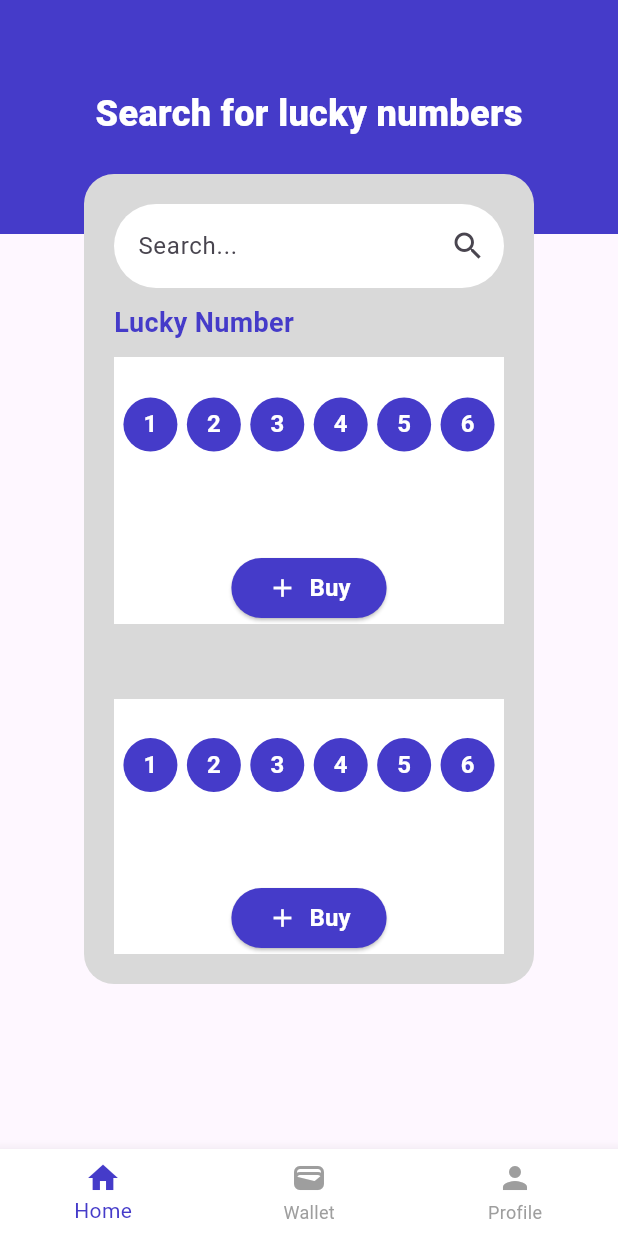
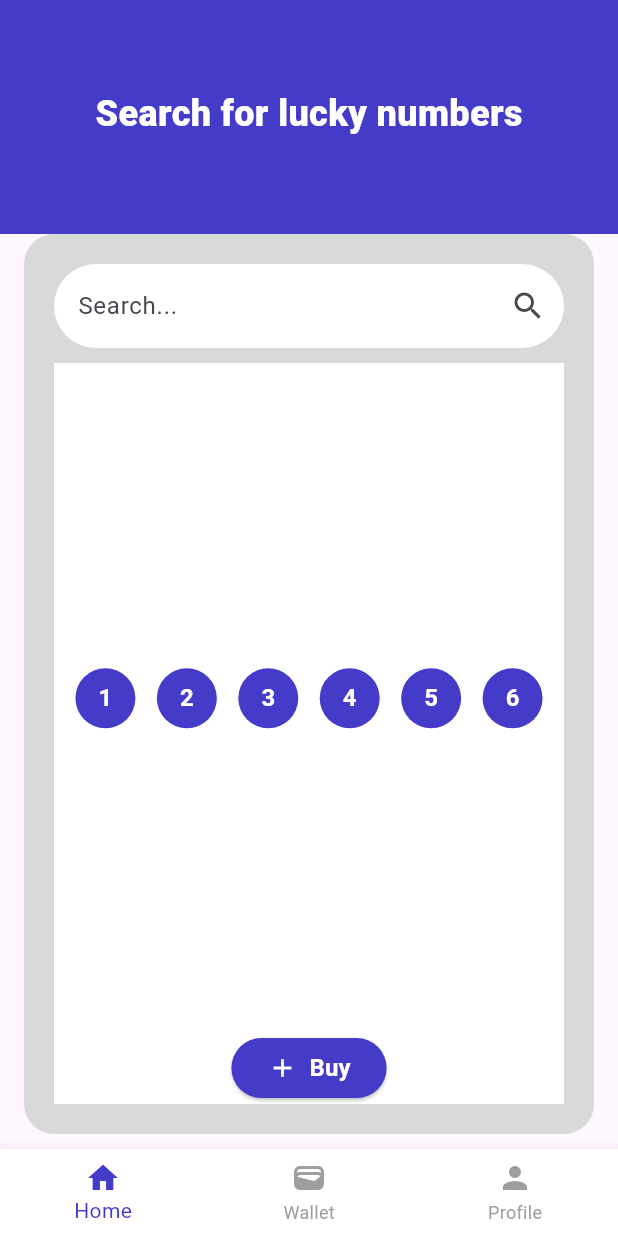
Before and after one commit to akarapon007/LottoApp, a Flutter app: the HomePage screen opened directly, on a phone screen of 412 x 824 dp. Run offline on Flutter 3.47's test engine with Material 3 defaults, Android fonts, the phone set to English and light mode, and no system bars.

```diff
--- a/lib/pages/home.dart
+++ b/lib/pages/home.dart
@@ -36,14 +36,13 @@ class HomePage extends StatelessWidget {
                       ),
                     ),
                   ),
-                  const SizedBox(height: 150),
                   Container(
                     decoration: BoxDecoration(
                       color: Color(0xFFD9D9D9),
                       borderRadius: BorderRadius.circular(20),
                     ),
-                    height: 350,
-                    width: 300,
+                    height: 600,
+                    width: 380,
                     child: Padding(
                       padding: const EdgeInsets.all(20.0),
                       child: Column(
@@ -55,12 +54,8 @@ class HomePage extends StatelessWidget {
                               filled: true,
                               fillColor: Colors.white,
                               border: InputBorder.none,
-                              focusedBorder: OutlineInputBorder(
-                                borderRadius: BorderRadius.circular(10.0),
-                                borderSide: BorderSide.none,
-                              ),
                               enabledBorder: OutlineInputBorder(
-                                borderRadius: BorderRadius.circular(10.0),
+                                borderRadius: BorderRadius.circular(50.0),
                                 borderSide: BorderSide.none,
                               ),
                             ),
@@ -74,12 +69,13 @@ class HomePage extends StatelessWidget {
                                 children: [
                                   Expanded(
                                     child: Padding(
-                                      padding: const EdgeInsets.only(top: 40.0),
+                                      padding: const EdgeInsets.only(top:1.0),
                                       child: Row(
-                                        mainAxisAlignment: MainAxisAlignment.spaceEvenly,
+                                        mainAxisAlignment:
+                                            MainAxisAlignment.spaceEvenly,
                                         children: List.generate(6, (index) {
                                           return CircleAvatar(
-                                            radius: 18, // Size of the circle
+                                            radius: 20, // Size of the circle
                                             backgroundColor: Color(0xFF453BC9),
                                             child: Text(
                                               '${index + 1}', // Replace with actual numbers
@@ -99,9 +95,11 @@ class HomePage extends StatelessWidget {
                                       print("Buy button pressed");
                                     },
                                     style: ElevatedButton.styleFrom(
-                                      backgroundColor: Color(0xFF453BC9), // Background color
+                                      backgroundColor:
+                                          Color(0xFF453BC9), // Background color
                                       shape: RoundedRectangleBorder(
-                                        borderRadius: BorderRadius.circular(40.0),
+                                        borderRadius:
+                                            BorderRadius.circular(40.0),
                                       ),
                                     ),
                                     child: Row(
@@ -136,118 +134,6 @@ class HomePage extends StatelessWidget {
               ),
             ),
           ),
-          Positioned(
-            top: 60,
-            left: MediaQuery.of(context).size.width * 0.5 - 150,
-            child: Container(
-              decoration: BoxDecoration(
-                color: Color(0xFFD9D9D9),
-                borderRadius: BorderRadius.circular(20),
-              ),
-              height: 350,
-              width: 300,
-              child: Padding(
-                padding: const EdgeInsets.all(20.0),
-                child: Column(
-                  children: [
-                    TextField(
-                      decoration: InputDecoration(
-                        hintText: 'Search...',
-                        suffixIcon: Icon(Icons.search),
-                        filled: true,
-                        fillColor: Colors.white,
-                        border: InputBorder.none,
-                        focusedBorder: OutlineInputBorder(
-                          borderRadius: BorderRadius.circular(10.0),
-                          borderSide: BorderSide.none,
-                        ),
-                        enabledBorder: OutlineInputBorder(
-                          borderRadius: BorderRadius.circular(40.0),
-                          borderSide: BorderSide.none,
-                        ),
-                      ),
-                    ),
-                    const SizedBox(height: 10),
-                    const Align(
-                      alignment: Alignment.centerLeft,
-                      child: Text(
-                        'Lucky Number',
-                        style: TextStyle(
-                          fontSize: 18,
-                          fontWeight: FontWeight.bold,
-                          color: Color(0xFF453BC9),
-                        ),
-                      ),
-                    ),
-                    const SizedBox(height: 10),
-                    Expanded(
-                      child: Container(
-                        color: Color(0xFFFFFFFF),
-                        width: double.infinity,
-                        child: Column(
-                          children: [
-                            Expanded(
-                              child: Padding(
-                                padding: const EdgeInsets.only(bottom: 40.0),
-                                child: Row(
-                                  mainAxisAlignment: MainAxisAlignment.spaceEvenly,
-                                  children: List.generate(6, (index) {
-                                    return CircleAvatar(
-                                      radius: 18, // Size of the circle
-                                      backgroundColor: Color(0xFF453BC9),
-                                      child: Text(
-                                        '${index + 1}', // Replace with actual numbers
-                                        style: TextStyle(
-                                          color: Colors.white,
-                                          fontSize: 16, // Font size
-                                          fontWeight: FontWeight.bold,
-                                        ),
-                                      ),
-                                    );
-                                  }),
-                                ),
-                              ),
-                            ),
-                            ElevatedButton(
-                              onPressed: () {
-                                print("Buy button pressed");
-                              },
-                              style: ElevatedButton.styleFrom(
-                                backgroundColor: Color(0xFF453BC9), // Background color
-                                shape: RoundedRectangleBorder(
-                                  borderRadius: BorderRadius.circular(40.0),
-                                ),
-                              ),
-                              child: Row(
-                                mainAxisSize: MainAxisSize.min,
-                                children: [
-                                  Icon(
-                                    Icons.add,
-                                    color: Colors.white,
-                                    size: 20,
-                                  ),
-                                  const SizedBox(width: 8),
-                                  Text(
-                                    'Buy',
-                                    style: TextStyle(
-                                      color: Colors.white,
-                                      fontSize: 16,
-                                      fontWeight: FontWeight.bold,
-                                    ),
-                                  ),
-                                ],
-                              ),
-                            ),
-                          ],
-                        ),
-                      ),
-                    ),
-                    const SizedBox(height: 30),
-                  ],
-                ),
-              ),
-            ),
-          ),
         ],
       ),
       bottomNavigationBar: BottomNavigationBar(
@@ -267,14 +153,17 @@ class HomePage extends StatelessWidget {
         ],
         selectedItemColor: Color(0xFF453BC9), // Set the color for selected item
         unselectedItemColor: Colors.grey, // Set the color for unselected items
-        backgroundColor: Colors.white, // Set the background color of the bottom bar
+        backgroundColor:
+            Colors.white, // Set the background color of the bottom bar
         onTap: (int index) {
-          if (index == 2) { // "Profile" icon is at index 2
+          if (index == 2) {
+            // "Profile" icon is at index 2
             Navigator.push(
               context,
               MaterialPageRoute(builder: (context) => ProfilePage()),
             );
-          } else if (index == 1) { // "Wallet" icon is at index 1
+          } else if (index == 1) {
+            // "Wallet" icon is at index 1
             Navigator.push(
               context,
               MaterialPageRoute(builder: (context) => WalletPage()),
```
